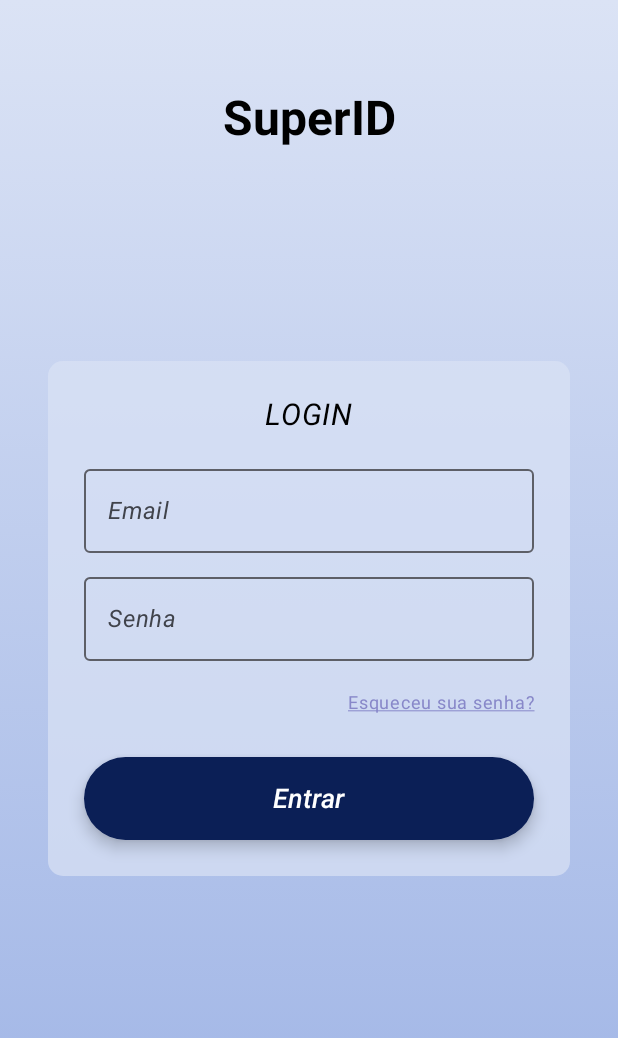
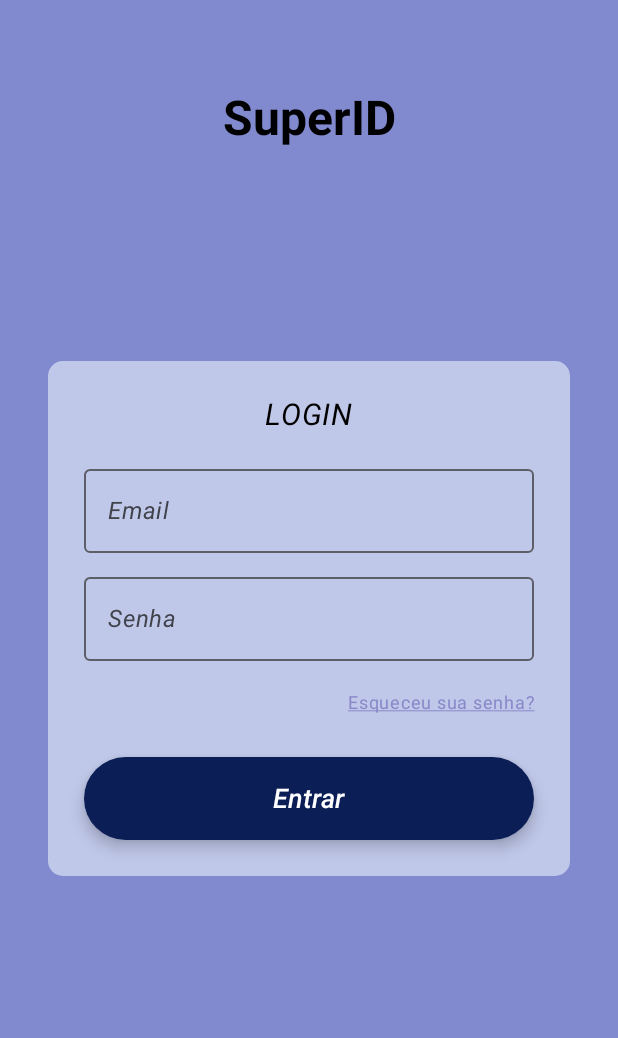
Before and after one commit to HenryPiozziPuc/PI3_turma1-grupo5, an Android app built with Jetpack Compose: the screen it shows after launch (LoginActivity), after a tap on "Login", on a phone screen of 412 x 824 dp. Shown: the top 1038 px of the screen. Run offline under Robolectric (Android 15) with nearby library versions, the phone set to English and light mode, and no system bars; our stand-ins replace Firebase (no records; nobody signed in at launch, a user with empty details on screens opened directly).

Commit message:
mudança nas cores

```diff
--- a/app/src/main/AndroidManifest.xml
+++ b/app/src/main/AndroidManifest.xml
@@ -13,6 +13,11 @@
         android:theme="@style/Theme.Pi3_turma1grupo5"
         tools:targetApi="31">
         <activity
+            android:name=".ui.screens.OnBoardActivity"
+            android:exported="false"
+            android:label="@string/title_activity_on_board"
+            android:theme="@style/Theme.Pi3_turma1grupo5" />
+        <activity
             android:name=".ui.screens.SignUpActivity"
             android:exported="false"
             android:label="@string/title_activity_sign_up"
@@ -27,9 +32,9 @@
             android:exported="true"
             android:label="@string/title_activity_welcome"
             android:theme="@style/Theme.Pi3_turma1grupo5">
-
             <intent-filter>
                 <action android:name="android.intent.action.MAIN" />
+
                 <category android:name="android.intent.category.LAUNCHER" />
             </intent-filter>
         </activity>
--- a/app/src/main/java/com/example/pi3_turma1grupo5/ui/screens/LoginActivity.kt
+++ b/app/src/main/java/com/example/pi3_turma1grupo5/ui/screens/LoginActivity.kt
@@ -13,7 +13,6 @@ import androidx.compose.material3.*
 import androidx.compose.runtime.*
 import androidx.compose.ui.Alignment
 import androidx.compose.ui.Modifier
-import androidx.compose.ui.graphics.Brush
 import androidx.compose.ui.graphics.Color
 import androidx.compose.ui.text.TextStyle
 import androidx.compose.ui.text.font.FontStyle
@@ -25,6 +24,7 @@ import androidx.compose.ui.unit.dp
 import androidx.compose.ui.unit.sp
 import androidx.compose.ui.tooling.preview.Preview // <-- IMPORTANTE pra funcionar o Preview!
 import android.util.Log
+import com.example.pi3_turma1grupo5.ui.theme.BackgroundLight
 import com.example.pi3_turma1grupo5.ui.theme.PI3_turma1grupo5Theme
 import com.google.firebase.auth.FirebaseAuth
 import com.google.firebase.auth.ktx.auth
@@ -88,12 +88,7 @@ fun LoginScreen(onLoginAttempt: (String, String) -> Unit) {
         modifier = Modifier
             .fillMaxSize()
             .background(
-                Brush.verticalGradient(
-                    colors = listOf(
-                        Color(0xFFdbe3f5),
-                        Color(0xFF9cb2e5)
-                    )
-                )
+                BackgroundLight
             )
     ) {
         Column(
--- a/app/src/main/java/com/example/pi3_turma1grupo5/ui/screens/SignUpActivity.kt
+++ b/app/src/main/java/com/example/pi3_turma1grupo5/ui/screens/SignUpActivity.kt
@@ -30,7 +30,6 @@ import androidx.compose.runtime.setValue
 import androidx.compose.ui.Alignment
 import androidx.compose.ui.Modifier
 import androidx.compose.ui.draw.shadow
-import androidx.compose.ui.graphics.Brush
 import androidx.compose.ui.graphics.Color
 import androidx.compose.ui.text.input.PasswordVisualTransformation
 import androidx.compose.ui.tooling.preview.Preview
@@ -79,11 +78,7 @@ fun SignUpScreen() {
     Box(
         modifier = Modifier
             .fillMaxSize()
-            .background(
-                brush = Brush.verticalGradient(
-                    colorStops = BackgroundLight
-                )
-            )
+            .background(BackgroundLight)
     ) {
         Column(
             modifier = Modifier
--- a/app/src/main/java/com/example/pi3_turma1grupo5/ui/screens/WelcomeActivity.kt
+++ b/app/src/main/java/com/example/pi3_turma1grupo5/ui/screens/WelcomeActivity.kt
@@ -26,7 +26,6 @@ import androidx.compose.material3.Button
 import androidx.compose.material3.ButtonDefaults
 import androidx.compose.ui.Alignment
 import androidx.compose.ui.draw.shadow
-import androidx.compose.ui.graphics.Brush
 import androidx.compose.ui.graphics.Color
 import androidx.compose.ui.platform.LocalContext
 import androidx.compose.ui.unit.dp
@@ -56,11 +55,7 @@ fun WelcomeScreen() {
 
     Box(modifier = Modifier
         .fillMaxSize()
-        .background(
-            brush = Brush.verticalGradient(
-                colorStops = BackgroundLight
-            )
-        )
+        .background(BackgroundLight)
     ) {
         Canvas(
             modifier = Modifier
--- a/app/src/main/java/com/example/pi3_turma1grupo5/ui/theme/Color.kt
+++ b/app/src/main/java/com/example/pi3_turma1grupo5/ui/theme/Color.kt
@@ -10,14 +10,9 @@ val Purple40 = Color(0xFF6650a4)
 val PurpleGrey40 = Color(0xFF625b71)
 val Pink40 = Color(0xFF7D5260)
 
-val BackgroundLight = arrayOf(
-    0.0f to Color(0xFFD2D5E2),
-    0.33f to Color(0xFFD2D5E2),
-    0.69f to Color(0xFF5770AF),
-    0.90f to Color(0xFF455E9E),
-    1.0f to Color(0xFF1033BC)
-)
+val BackgroundLight = Color(0xFF828ACF)
 
 val LightBlue = Color(0xFFCEE1F6)
-val Blue = Color(0xFF1033BC)
-val DarkBlue = Color(0xFF122556)
+val Blue = Color(0xFF2264AE)
+val DarkBlue = Color(0xFF2D3C91)
+val LighGreen = Color(0xFF1FB2A0)
```
